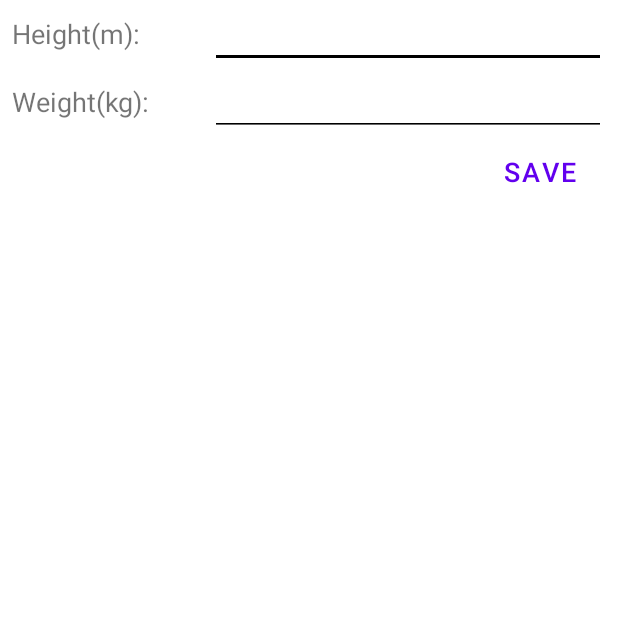
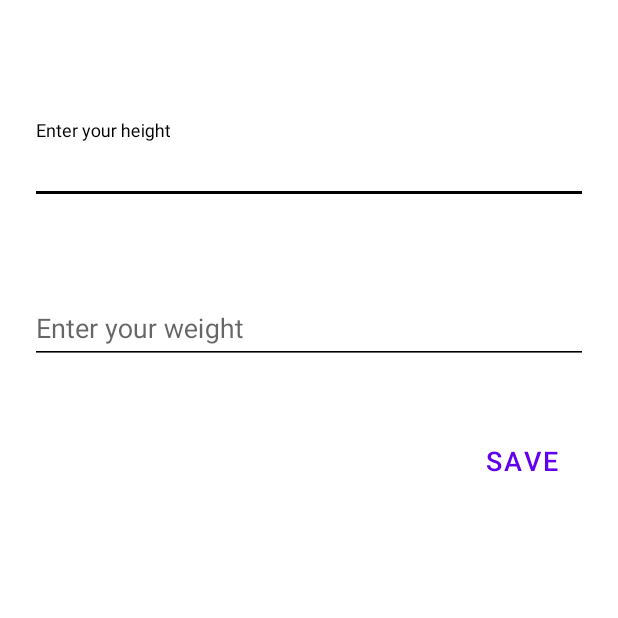
Before and after one commit to anyatsal/MakaoFit, an Android app: the EditProfileActivity screen opened directly, with no data from a screen before it, on a phone screen of 412 x 824 dp, the top half of it. Run offline under Robolectric (Android 15) with nearby library versions, the phone set to English and light mode, and no system bars.

Commit message:
change editing progile

```diff
--- a/app/src/main/java/com/makao/makaofit/service/GoogleFitService.java
+++ b/app/src/main/java/com/makao/makaofit/service/GoogleFitService.java
@@ -98,7 +98,7 @@ public class GoogleFitService {
                             String callories = dataReadResponse.getDataSet(DataType.TYPE_CALORIES_EXPENDED).getDataPoints().get(0)
                                     .getValue(Field.FIELD_CALORIES).toString();
                             double kiloCall = Double.parseDouble(callories) * 30;
-                            Long roundedKilloCal = Math.round(kiloCall);
+                            Long roundedKilloCal = Math.round(kiloCall) / 1000;
                             view.setText(roundedKilloCal.toString() + " kCall");
                         }
                     } catch (Exception e) {
--- a/app/src/main/java/com/makao/makaofit/ui/activity/EditProfileActivity.java
+++ b/app/src/main/java/com/makao/makaofit/ui/activity/EditProfileActivity.java
@@ -4,6 +4,7 @@ import android.annotation.SuppressLint;
 import android.os.Bundle;
 import android.view.View;
 import android.widget.EditText;
+import android.widget.TextView;
 import android.widget.Toast;
 
 import androidx.annotation.Nullable;
@@ -33,16 +34,14 @@ public class EditProfileActivity extends AppCompatActivity {
         String height = heightView.getText().toString();
         String weight = weightView.getText().toString();
 
-        if (!isEmpty(height) || !isEmpty(weight)) {
-            if (isValid(height)) {
-                googleFitService.updateHeight(this, height);
-            }
-            if (isValid(weight)) {
-                googleFitService.updateWeight(this, weight);
-            }
-            finish();
-        } else {
-            Toast.makeText(this, "Although one field must be filled!", Toast.LENGTH_LONG).show();
+        if (isValid(height, true, findViewById(R.id.height_error))) {
+            findViewById(R.id.height_error).setVisibility(View.GONE);
+            googleFitService.updateHeight(this, height);
+        }
+
+        if (isValid(weight, false, findViewById(R.id.height_error))) {
+            findViewById(R.id.weight_error).setVisibility(View.GONE);
+            googleFitService.updateWeight(this, weight);
         }
     }
 
@@ -52,13 +51,27 @@ public class EditProfileActivity extends AppCompatActivity {
         finish();
     }
 
-    private boolean isValid(String temp) {
+    private boolean isValid(String temp, Boolean isHeight, TextView error) {
         if (!isEmpty(temp)) {
             try {
                 float var = Float.parseFloat(temp);
-                return true;
+                if (isHeight) {
+                    if (0.6 > var && var < 2.2) {
+                        return true;
+                    } else {
+                        error.setVisibility(View.VISIBLE);
+                        return false;
+                    }
+                } else {
+                    if (30 > var && var < 120) {
+                        return true;
+                    } else {
+                        error.setVisibility(View.VISIBLE);
+                        return false;
+                    }
+                }
             } catch (Exception e) {
-                heightView.setError("Not valid!");
+                error.setVisibility(View.VISIBLE);
                 return false;
             }
         }
--- a/app/src/main/res/layout/activity_edit_profile.xml
+++ b/app/src/main/res/layout/activity_edit_profile.xml
@@ -1,66 +1,78 @@
 <?xml version="1.0" encoding="utf-8"?>
-<androidx.constraintlayout.widget.ConstraintLayout
-    xmlns:android="http://schemas.android.com/apk/res/android"
-    xmlns:tools="http://schemas.android.com/tools"
+<androidx.constraintlayout.widget.ConstraintLayout xmlns:android="http://schemas.android.com/apk/res/android"
+    xmlns:app="http://schemas.android.com/apk/res-auto"
     android:layout_width="match_parent"
     android:layout_height="match_parent">
 
-    <LinearLayout
-        android:id="@+id/edit_user_layout"
+    <com.google.android.material.textfield.TextInputLayout
+        android:id="@+id/text_input_height"
         android:layout_width="match_parent"
         android:layout_height="wrap_content"
-        android:layout_marginLeft="@dimen/spacing_small"
-        android:layout_marginRight="@dimen/spacing_small"
-        android:orientation="vertical"
-        tools:ignore="MissingConstraints">
+        android:layout_marginStart="20dp"
+        android:layout_marginTop="80dp"
+        android:layout_marginEnd="20dp"
+        app:errorEnabled="true"
+        app:layout_constraintTop_toTopOf="parent">
 
-        <LinearLayout
+        <com.google.android.material.textfield.TextInputEditText
+            android:id="@+id/edit_height"
             android:layout_width="match_parent"
             android:layout_height="wrap_content"
-            android:orientation="horizontal">
+            android:hint="@string/enter_your_height" />
+
+    </com.google.android.material.textfield.TextInputLayout>
+
     <TextView
-                android:layout_width="match_parent"
-                android:layout_height="match_parent"
-                android:layout_weight="2"
-                android:gravity="fill"
-                android:text="@string/height_edit"
-                android:textSize="18sp" />
-            <EditText
-                android:id="@+id/edit_height"
-                android:layout_width="match_parent"
-                android:layout_height="match_parent"
-                android:layout_weight="1"
-                android:ems="10" />
-        </LinearLayout>
-
-        <LinearLayout
+        android:id="@+id/height_error"
         android:layout_width="match_parent"
         android:layout_height="wrap_content"
-            android:orientation="horizontal">
-            <TextView
+        android:layout_marginStart="20dp"
+        android:layout_marginEnd="20dp"
+        android:text="@string/the_height_is_incorrect"
+        android:textColor="#FF0000"
+        android:visibility="gone"
+        app:layout_constraintTop_toBottomOf="@+id/text_input_height" />
+
+    <com.google.android.material.textfield.TextInputLayout
+        android:id="@+id/text_input_weight"
         android:layout_width="match_parent"
-                android:layout_height="match_parent"
-                android:layout_weight="2"
-                android:gravity="fill"
-                android:text="@string/weight_edit"
-                android:textSize="18sp" />
-            <EditText
+        android:layout_height="wrap_content"
+        android:layout_marginStart="20dp"
+        android:layout_marginTop="30dp"
+        android:layout_marginEnd="20dp"
+        app:errorEnabled="true"
+        app:layout_constraintTop_toBottomOf="@+id/height_error">
+
+        <com.google.android.material.textfield.TextInputEditText
             android:id="@+id/edit_weight"
             android:layout_width="match_parent"
-                android:layout_height="match_parent"
-                android:layout_weight="1"
-                android:ems="10" />
-        </LinearLayout>
+            android:layout_height="wrap_content"
+            android:hint="@string/enter_your_weight" />
+
+    </com.google.android.material.textfield.TextInputLayout>
+
+    <TextView
+        android:id="@+id/weight_error"
+        android:layout_width="match_parent"
+        android:layout_height="wrap_content"
+        android:layout_marginStart="20dp"
+        android:layout_marginEnd="20dp"
+        android:text="@string/the_weight_is_incorrect"
+        android:textColor="#FF0000"
+        android:visibility="gone"
+        app:layout_constraintTop_toBottomOf="@+id/text_input_weight" />
 
     <Button
         android:id="@+id/edit_profile_button"
         style="@style/Widget.MaterialComponents.Button.TextButton"
         android:layout_width="wrap_content"
         android:layout_height="wrap_content"
-            android:layout_gravity="right|end"
+        android:layout_marginTop="20dp"
+        android:layout_marginEnd="20dp"
         android:onClick="onSave"
         android:text="@string/save_button"
-            android:textSize="18sp" />
-    </LinearLayout>
+        android:textSize="18sp"
+        app:layout_constraintEnd_toEndOf="parent"
+        app:layout_constraintTop_toBottomOf="@+id/weight_error" />
 
 </androidx.constraintlayout.widget.ConstraintLayout>
--- a/app/src/main/res/layout/fragment_profile.xml
+++ b/app/src/main/res/layout/fragment_profile.xml
@@ -181,7 +181,8 @@
                     android:id="@+id/biometrics"
                     android:layout_width="wrap_content"
                     android:layout_height="wrap_content"
-
+                    android:textSize="16sp"
+                    android:textStyle="bold"
                     android:layout_marginEnd="20dp"
                     android:layout_weight="1"
                     android:text="Biometrics"
--- a/app/src/main/res/values/strings.xml
+++ b/app/src/main/res/values/strings.xml
@@ -23,4 +23,8 @@
     <string name="kilometers">Km</string>
     <string name="kkal">Kkal</string>
     <string name="steps">Steps</string>
+    <string name="enter_your_weight">Enter your weight</string>
+    <string name="enter_your_height">Enter your height</string>
+    <string name="the_weight_is_incorrect">The weight is incorrect</string>
+    <string name="the_height_is_incorrect">The height is incorrect</string>
 </resources>
```
Lines whose indentation alone changed are shown as unchanged.
